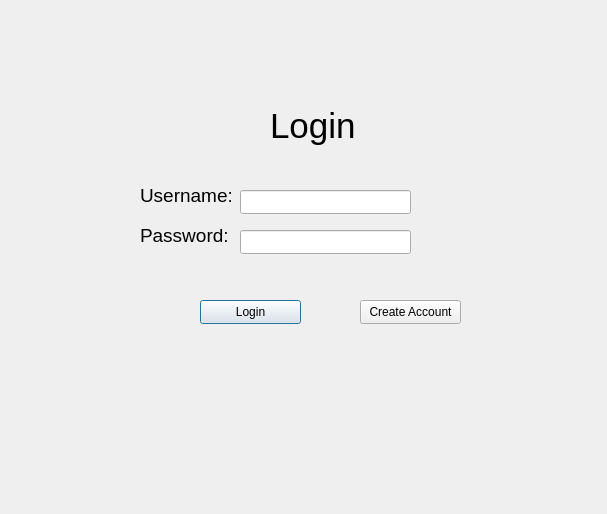
Didi305/Discard, file login.ui: the form before one commit.
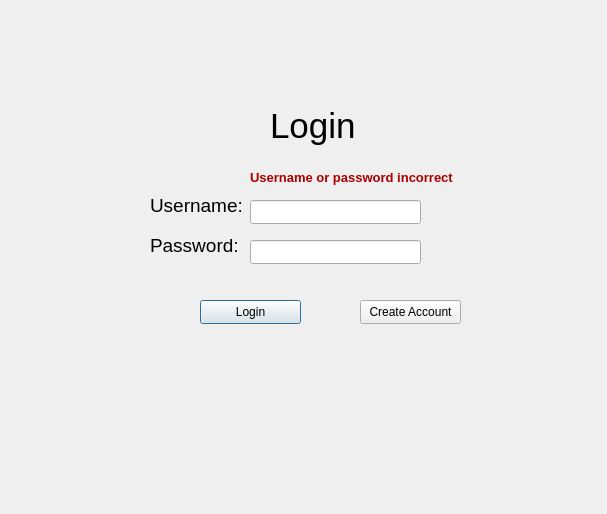
The form after the commit.

Commit message:
Register/Login Error Messages
- Login and Register form gives feedback to the user now.

```diff
--- a/login.ui
+++ b/login.ui
@@ -60,8 +60,8 @@
   <widget class="QLineEdit" name="loginUsername">
    <property name="geometry">
     <rect>
-     <x>240</x>
-     <y>190</y>
+     <x>250</x>
+     <y>200</y>
      <width>171</width>
      <height>24</height>
     </rect>
@@ -70,8 +70,8 @@
   <widget class="QLineEdit" name="loginPassword">
    <property name="geometry">
     <rect>
-     <x>240</x>
-     <y>230</y>
+     <x>250</x>
+     <y>240</y>
      <width>171</width>
      <height>24</height>
     </rect>
@@ -80,8 +80,8 @@
   <widget class="QLabel" name="label_2">
    <property name="geometry">
     <rect>
-     <x>140</x>
-     <y>180</y>
+     <x>150</x>
+     <y>190</y>
      <width>91</width>
      <height>31</height>
     </rect>
@@ -98,8 +98,8 @@
   <widget class="QLabel" name="label_3">
    <property name="geometry">
     <rect>
-     <x>140</x>
-     <y>220</y>
+     <x>150</x>
+     <y>230</y>
      <width>91</width>
      <height>31</height>
     </rect>
@@ -113,6 +113,31 @@
     <string>Password:</string>
    </property>
   </widget>
+  <widget class="QLabel" name="loginErrorMessage">
+   <property name="enabled">
+    <bool>false</bool>
+   </property>
+   <property name="geometry">
+    <rect>
+     <x>250</x>
+     <y>170</y>
+     <width>211</width>
+     <height>16</height>
+    </rect>
+   </property>
+   <property name="mouseTracking">
+    <bool>true</bool>
+   </property>
+   <property name="frameShape">
+    <enum>QFrame::Shape::NoFrame</enum>
+   </property>
+   <property name="text">
+    <string>&lt;html&gt;&lt;head/&gt;&lt;body&gt;&lt;p&gt;&lt;span style=&quot; font-size:10pt; font-weight:700; color:#aa0000;&quot;&gt;Username or password incorrect&lt;/span&gt;&lt;/p&gt;&lt;/body&gt;&lt;/html&gt;</string>
+   </property>
+   <property name="scaledContents">
+    <bool>false</bool>
+   </property>
+  </widget>
  </widget>
  <resources/>
  <connections/>
```
The commit also changes 16 other files.
